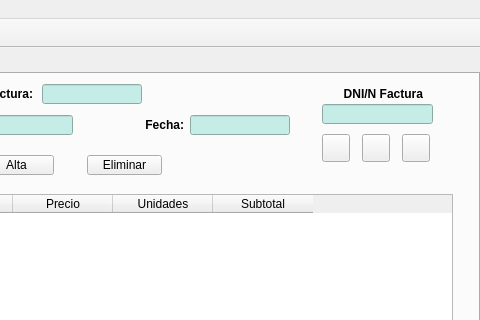
Before: the Qt Designer form QuintanaRana/ventMain.ui in Martin-Quintana/Desenvolvemento-de-Interfaces, drawn with Qt 5; both pictures show x 320 to 800 and y 0 to 320 of the 800 by 620 pixel window.
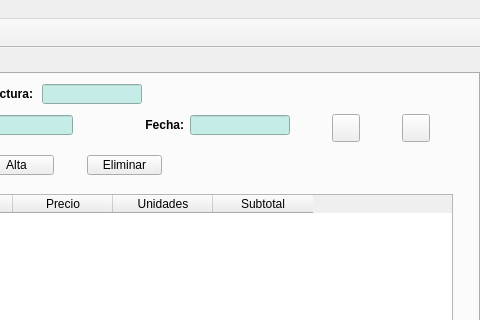
After: the same form once the commit is applied. Icons and pictures are not drawn.

```diff
--- a/QuintanaRana/ventMain.ui
+++ b/QuintanaRana/ventMain.ui
@@ -1300,56 +1300,11 @@
        <string notr="true">background-color: rgb(197, 236, 230);</string>
       </property>
      </widget>
-     <widget class="QLabel" name="lblFactura_2">
+     <widget class="QPushButton" name="btnInformeCliente">
       <property name="geometry">
        <rect>
         <x>650</x>
-        <y>10</y>
-        <width>91</width>
-        <height>20</height>
-       </rect>
-      </property>
-      <property name="minimumSize">
-       <size>
-        <width>30</width>
-        <height>20</height>
-       </size>
-      </property>
-      <property name="font">
-       <font>
-        <pointsize>9</pointsize>
-        <weight>75</weight>
-        <bold>true</bold>
-       </font>
-      </property>
-      <property name="text">
-       <string>DNI/N Factura</string>
-      </property>
-      <property name="alignment">
-       <set>Qt::AlignRight|Qt::AlignTrailing|Qt::AlignVCenter</set>
-      </property>
-     </widget>
-     <widget class="QLineEdit" name="txtDNIFactura">
-      <property name="geometry">
-       <rect>
-        <x>640</x>
-        <y>30</y>
-        <width>111</width>
-        <height>20</height>
-       </rect>
-      </property>
-      <property name="styleSheet">
-       <string notr="true">background-color: rgb(197, 236, 230);</string>
-      </property>
-      <property name="text">
-       <string/>
-      </property>
-     </widget>
-     <widget class="QPushButton" name="btn">
-      <property name="geometry">
-       <rect>
-        <x>640</x>
-        <y>60</y>
+        <y>40</y>
         <width>28</width>
         <height>28</height>
        </rect>
@@ -1504,46 +1459,11 @@
        </property>
       </widget>
      </widget>
-     <widget class="QPushButton" name="btnBuscacli_3">
-      <property name="geometry">
-       <rect>
-        <x>680</x>
-        <y>60</y>
-        <width>28</width>
-        <height>28</height>
-       </rect>
-      </property>
-      <property name="minimumSize">
-       <size>
-        <width>28</width>
-        <height>28</height>
-       </size>
-      </property>
-      <property name="maximumSize">
-       <size>
-        <width>28</width>
-        <height>28</height>
-       </size>
-      </property>
-      <property name="text">
-       <string/>
-      </property>
-      <property name="icon">
-       <iconset>
-        <normaloff>../../../../../.designer/backup/img/lupa.png</normaloff>../../../../../.designer/backup/img/lupa.png</iconset>
-      </property>
-      <property name="iconSize">
-       <size>
-        <width>20</width>
-        <height>20</height>
-       </size>
-      </property>
-     </widget>
-     <widget class="QPushButton" name="btnBuscacli_4">
+     <widget class="QPushButton" name="btnInformeCoche">
       <property name="geometry">
        <rect>
         <x>720</x>
-        <y>60</y>
+        <y>40</y>
         <width>28</width>
         <height>28</height>
        </rect>
```
Left out of the diff: 4 changed lines with no effect on the pictures.
